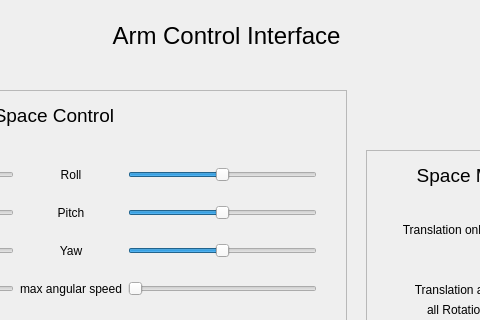
ORTHOPUS-EXPLORER/explorer_stack, file libs/rqt_armcontrol/resource/rqt_armcontrol.ui: the form before one commit; both pictures show x 324 to 804 and y 0 to 320 of the 1023 by 820 pixel window.
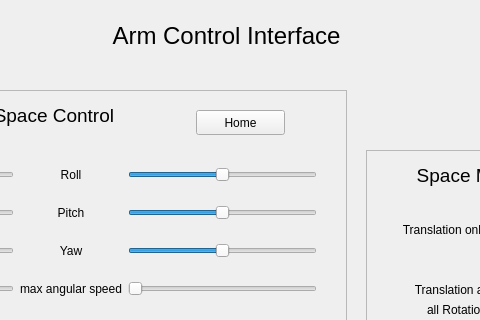
The form after the commit.

Commit message: (feat) : add home button in cartesian mode

```diff
--- a/libs/rqt_armcontrol/resource/rqt_armcontrol.ui
+++ b/libs/rqt_armcontrol/resource/rqt_armcontrol.ui
@@ -335,6 +335,19 @@
      </item>
     </layout>
    </widget>
+   <widget class="QPushButton" name="home_btn">
+    <property name="geometry">
+     <rect>
+      <x>500</x>
+      <y>20</y>
+      <width>89</width>
+      <height>25</height>
+     </rect>
+    </property>
+    <property name="text">
+     <string>Home</string>
+    </property>
+   </widget>
   </widget>
   <widget class="QFrame" name="frame_2">
    <property name="geometry">
```
The commit also changes 7 other files.
